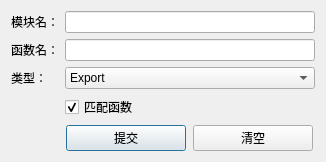
dqzg12300/fridaUiTools, file ui/match2.ui: the form before one commit.
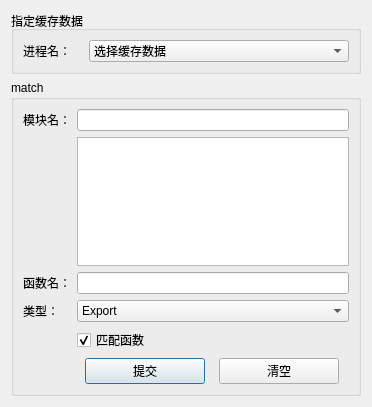
The form after the commit.

Commit message: 增加sslpinning yang神的三件套 加密函数hook 批量nativehook  appinfo初始信息优化

What changed in the file:
```diff
--- a/ui/match2.ui
+++ b/ui/match2.ui
@@ -6,35 +6,72 @@
    <rect>
     <x>0</x>
     <y>0</y>
-    <width>326</width>
-    <height>162</height>
+    <width>372</width>
+    <height>407</height>
    </rect>
   </property>
   <property name="windowTitle">
    <string>匹配so函数</string>
   </property>
-  <layout class="QGridLayout" name="gridLayout">
-   <item row="5" column="2">
-    <widget class="QCheckBox" name="chkHasMethod">
+  <layout class="QGridLayout" name="gridLayout_3">
+   <item row="0" column="0">
+    <widget class="QGroupBox" name="groupBox_2">
+     <property name="title">
+      <string>指定缓存数据</string>
+     </property>
+     <layout class="QGridLayout" name="gridLayout_2">
+      <item row="0" column="0">
+       <widget class="QLabel" name="label_5">
+        <property name="maximumSize">
+         <size>
+          <width>60</width>
+          <height>16777215</height>
+         </size>
+        </property>
      <property name="text">
-      <string>匹配函数</string>
-     </property>
-     <property name="checked">
-      <bool>true</bool>
-     </property>
+         <string>进程名：</string>
+        </property>
+       </widget>
+      </item>
+      <item row="0" column="1">
+       <widget class="QComboBox" name="cmbPackage">
+        <item>
+         <property name="text">
+          <string>选择缓存数据</string>
+         </property>
+        </item>
+       </widget>
+      </item>
+     </layout>
     </widget>
    </item>
    <item row="1" column="0">
+    <widget class="QGroupBox" name="groupBox">
+     <property name="title">
+      <string>match</string>
+     </property>
+     <layout class="QGridLayout" name="gridLayout">
+      <item row="0" column="0">
+       <widget class="QLabel" name="label_3">
+        <property name="text">
+         <string>模块名：</string>
+        </property>
+       </widget>
+      </item>
+      <item row="0" column="1">
+       <widget class="QLineEdit" name="txtModule"/>
+      </item>
+      <item row="1" column="1">
+       <widget class="QListWidget" name="listModule"/>
+      </item>
+      <item row="2" column="0">
     <widget class="QLabel" name="label_2">
      <property name="text">
       <string>函数名：</string>
      </property>
     </widget>
    </item>
-   <item row="0" column="2">
-    <widget class="QLineEdit" name="txtModule"/>
-   </item>
-   <item row="1" column="2">
+      <item row="2" column="1">
     <widget class="QLineEdit" name="txtMethod"/>
    </item>
    <item row="3" column="0">
@@ -44,7 +81,7 @@
      </property>
     </widget>
    </item>
-   <item row="3" column="2">
+      <item row="3" column="1">
     <widget class="QComboBox" name="cmbShowType">
      <item>
       <property name="text">
@@ -58,14 +95,17 @@
      </item>
     </widget>
    </item>
-   <item row="0" column="0">
-    <widget class="QLabel" name="label_3">
+      <item row="4" column="1">
+       <widget class="QCheckBox" name="chkHasMethod">
      <property name="text">
-      <string>模块名：</string>
+         <string>匹配函数</string>
+        </property>
+        <property name="checked">
+         <bool>true</bool>
      </property>
     </widget>
    </item>
-   <item row="6" column="2">
+      <item row="5" column="1">
     <layout class="QHBoxLayout" name="horizontalLayout">
      <item>
       <widget class="QPushButton" name="btnSubmit">
@@ -94,6 +134,9 @@
       </widget>
      </item>
     </layout>
+      </item>
+     </layout>
+    </widget>
    </item>
   </layout>
  </widget>
```
Lines whose indentation alone changed are shown as unchanged. The commit also changes 17 other files.
